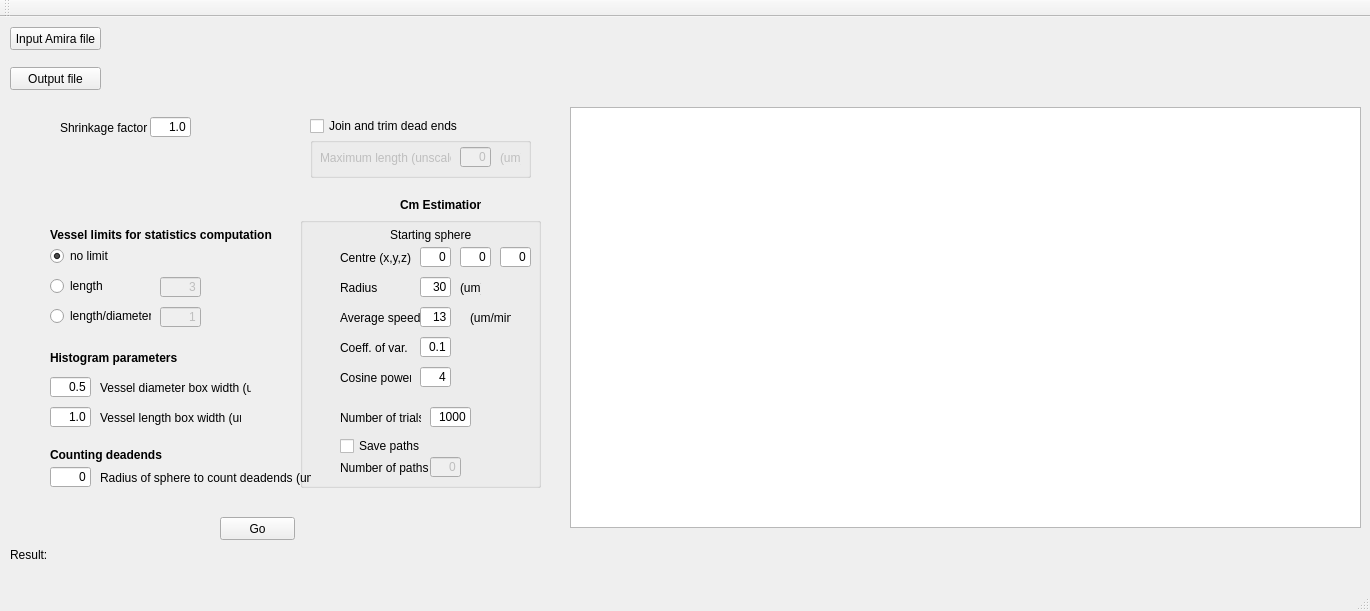
gibbogle/vessel-tools, file Qt/Conduit_analyser/mainwindow.ui: the form before one commit.
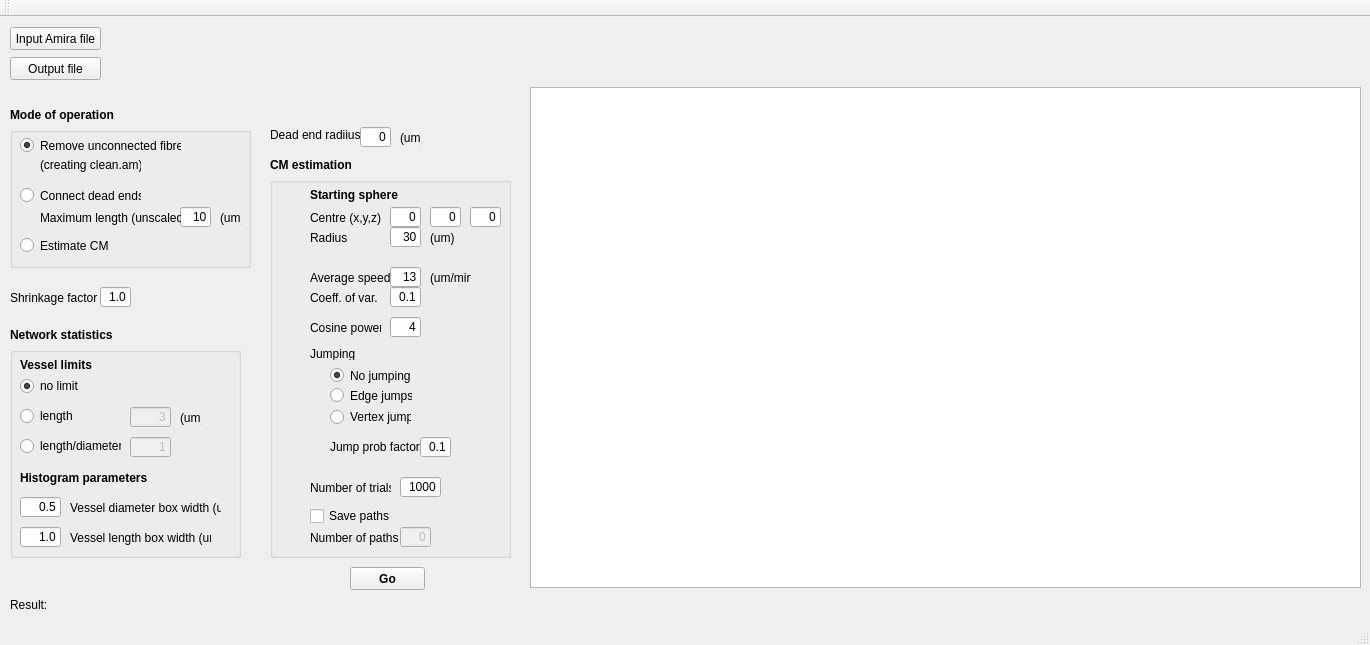
The form after the commit.

Diff of the .ui file:
```diff
--- a/Qt/Conduit_analyser/mainwindow.ui
+++ b/Qt/Conduit_analyser/mainwindow.ui
@@ -10,7 +10,7 @@
     <x>0</x>
     <y>0</y>
     <width>1370</width>
-    <height>611</height>
+    <height>645</height>
    </rect>
   </property>
   <property name="windowTitle">
@@ -46,12 +46,18 @@
    <widget class="QPushButton" name="pushButtonAnalyse">
     <property name="geometry">
      <rect>
-      <x>220</x>
-      <y>500</y>
+      <x>350</x>
+      <y>550</y>
       <width>75</width>
       <height>23</height>
      </rect>
     </property>
+    <property name="font">
+     <font>
+      <weight>75</weight>
+      <bold>true</bold>
+     </font>
+    </property>
     <property name="text">
      <string>Go</string>
     </property>
@@ -60,7 +66,7 @@
     <property name="geometry">
      <rect>
       <x>10</x>
-      <y>530</y>
+      <y>580</y>
       <width>41</width>
       <height>16</height>
      </rect>
@@ -73,7 +79,7 @@
     <property name="geometry">
      <rect>
       <x>50</x>
-      <y>530</y>
+      <y>580</y>
       <width>1311</width>
       <height>16</height>
      </rect>
@@ -85,10 +91,10 @@
    <widget class="QTextEdit" name="textEdit">
     <property name="geometry">
      <rect>
-      <x>570</x>
-      <y>90</y>
-      <width>791</width>
-      <height>421</height>
+      <x>530</x>
+      <y>70</y>
+      <width>831</width>
+      <height>501</height>
      </rect>
     </property>
    </widget>
@@ -96,7 +102,7 @@
     <property name="geometry">
      <rect>
       <x>10</x>
-      <y>50</y>
+      <y>40</y>
       <width>91</width>
       <height>23</height>
      </rect>
@@ -109,7 +115,7 @@
     <property name="geometry">
      <rect>
       <x>110</x>
-      <y>50</y>
+      <y>40</y>
       <width>1251</width>
       <height>21</height>
      </rect>
@@ -121,9 +127,9 @@
    <widget class="QLineEdit" name="lineEdit_sfactor">
     <property name="geometry">
      <rect>
-      <x>150</x>
-      <y>100</y>
-      <width>41</width>
+      <x>100</x>
+      <y>270</y>
+      <width>31</width>
       <height>20</height>
      </rect>
     </property>
@@ -137,8 +143,8 @@
    <widget class="QLabel" name="label_sfactor">
     <property name="geometry">
      <rect>
-      <x>60</x>
-      <y>100</y>
+      <x>10</x>
+      <y>270</y>
       <width>91</width>
       <height>21</height>
      </rect>
@@ -147,87 +153,13 @@
      <string>Shrinkage factor</string>
     </property>
    </widget>
-   <widget class="QCheckBox" name="checkBox_join">
-    <property name="enabled">
-     <bool>true</bool>
-    </property>
-    <property name="geometry">
-     <rect>
-      <x>310</x>
-      <y>100</y>
-      <width>161</width>
-      <height>18</height>
-     </rect>
-    </property>
-    <property name="text">
-     <string>Join and trim dead ends</string>
-    </property>
-   </widget>
-   <widget class="QGroupBox" name="groupBox_join">
-    <property name="enabled">
-     <bool>false</bool>
-    </property>
-    <property name="geometry">
-     <rect>
-      <x>310</x>
-      <y>120</y>
-      <width>221</width>
-      <height>41</height>
-     </rect>
-    </property>
-    <property name="title">
-     <string/>
-    </property>
-    <widget class="QLineEdit" name="lineEdit_maxlen">
-     <property name="geometry">
-      <rect>
-       <x>150</x>
-       <y>10</y>
-       <width>31</width>
-       <height>20</height>
-      </rect>
-     </property>
-     <property name="text">
-      <string>0</string>
-     </property>
-     <property name="alignment">
-      <set>Qt::AlignRight|Qt::AlignTrailing|Qt::AlignVCenter</set>
-     </property>
-    </widget>
-    <widget class="QLabel" name="label_um1">
-     <property name="geometry">
-      <rect>
-       <x>190</x>
-       <y>10</y>
-       <width>21</width>
-       <height>21</height>
-      </rect>
-     </property>
-     <property name="text">
-      <string>(um)</string>
-     </property>
-    </widget>
-    <widget class="QLabel" name="label_maxlen">
-     <property name="geometry">
-      <rect>
-       <x>10</x>
-       <y>10</y>
-       <width>131</width>
-       <height>21</height>
-      </rect>
-     </property>
-     <property name="text">
-      <string>Maximum length (unscaled)</string>
-     </property>
-    </widget>
-   </widget>
    <widget class="QGroupBox" name="groupBox_traverse">
     <property name="geometry">
      <rect>
-      <x>300</x>
-      <y>200</y>
+      <x>270</x>
+      <y>160</y>
       <width>241</width>
-      <height>271</height>
+      <height>381</height>
      </rect>
     </property>
     <property name="title">
@@ -236,12 +168,18 @@
     <widget class="QLabel" name="label_sphere">
      <property name="geometry">
       <rect>
-       <x>90</x>
+       <x>40</x>
        <y>10</y>
-       <width>81</width>
+       <width>101</width>
        <height>16</height>
       </rect>
      </property>
+     <property name="font">
+      <font>
+       <weight>75</weight>
+       <bold>true</bold>
+      </font>
+     </property>
      <property name="text">
       <string>Starting sphere</string>
      </property>
@@ -295,7 +233,7 @@
      <property name="geometry">
       <rect>
        <x>40</x>
-       <y>60</y>
+       <y>50</y>
        <width>41</width>
        <height>21</height>
       </rect>
@@ -308,7 +246,7 @@
      <property name="geometry">
       <rect>
        <x>120</x>
-       <y>60</y>
+       <y>50</y>
        <width>31</width>
        <height>20</height>
       </rect>
@@ -324,8 +262,8 @@
      <property name="geometry">
       <rect>
        <x>160</x>
-       <y>60</y>
-       <width>21</width>
+       <y>50</y>
+       <width>31</width>
        <height>21</height>
       </rect>
      </property>
@@ -352,7 +290,7 @@
     <widget class="QLabel" name="label_um3">
      <property name="geometry">
       <rect>
-       <x>170</x>
+       <x>160</x>
        <y>90</y>
        <width>41</width>
        <height>21</height>
@@ -379,7 +317,7 @@
      <property name="geometry">
       <rect>
        <x>40</x>
-       <y>150</y>
+       <y>140</y>
        <width>71</width>
        <height>21</height>
       </rect>
@@ -392,7 +330,7 @@
      <property name="geometry">
       <rect>
        <x>120</x>
-       <y>150</y>
+       <y>140</y>
        <width>31</width>
        <height>20</height>
       </rect>
@@ -408,7 +346,7 @@
      <property name="geometry">
       <rect>
        <x>130</x>
-       <y>190</y>
+       <y>300</y>
        <width>41</width>
        <height>20</height>
       </rect>
@@ -424,7 +362,7 @@
      <property name="geometry">
       <rect>
        <x>40</x>
-       <y>190</y>
+       <y>300</y>
        <width>81</width>
        <height>21</height>
       </rect>
@@ -437,7 +375,7 @@
      <property name="geometry">
       <rect>
        <x>40</x>
-       <y>220</y>
+       <y>330</y>
        <width>81</width>
        <height>18</height>
       </rect>
@@ -450,7 +388,7 @@
      <property name="geometry">
       <rect>
        <x>40</x>
-       <y>240</y>
+       <y>350</y>
        <width>91</width>
        <height>21</height>
       </rect>
@@ -466,7 +404,7 @@
      <property name="geometry">
       <rect>
        <x>130</x>
-       <y>240</y>
+       <y>350</y>
        <width>31</width>
        <height>20</height>
       </rect>
@@ -498,7 +436,7 @@
      <property name="geometry">
       <rect>
        <x>40</x>
-       <y>120</y>
+       <y>110</y>
        <width>81</width>
        <height>21</height>
       </rect>
@@ -511,7 +449,100 @@
      <property name="geometry">
       <rect>
        <x>120</x>
-       <y>120</y>
+       <y>110</y>
+       <width>31</width>
+       <height>20</height>
+      </rect>
+     </property>
+     <property name="text">
+      <string>0.1</string>
+     </property>
+     <property name="alignment">
+      <set>Qt::AlignRight|Qt::AlignTrailing|Qt::AlignVCenter</set>
+     </property>
+    </widget>
+    <widget class="QLabel" name="label_jump">
+     <property name="geometry">
+      <rect>
+       <x>40</x>
+       <y>170</y>
+       <width>46</width>
+       <height>13</height>
+      </rect>
+     </property>
+     <property name="text">
+      <string>Jumping</string>
+     </property>
+    </widget>
+    <widget class="QRadioButton" name="radioButton_nojump">
+     <property name="geometry">
+      <rect>
+       <x>60</x>
+       <y>190</y>
+       <width>82</width>
+       <height>17</height>
+      </rect>
+     </property>
+     <property name="text">
+      <string>No jumping</string>
+     </property>
+     <property name="checked">
+      <bool>true</bool>
+     </property>
+     <attribute name="buttonGroup">
+      <string>buttonGroup_jump</string>
+     </attribute>
+    </widget>
+    <widget class="QRadioButton" name="radioButton_ejump">
+     <property name="geometry">
+      <rect>
+       <x>60</x>
+       <y>210</y>
+       <width>82</width>
+       <height>17</height>
+      </rect>
+     </property>
+     <property name="text">
+      <string>Edge jumps</string>
+     </property>
+     <attribute name="buttonGroup">
+      <string>buttonGroup_jump</string>
+     </attribute>
+    </widget>
+    <widget class="QRadioButton" name="radioButton_vjump">
+     <property name="geometry">
+      <rect>
+       <x>60</x>
+       <y>230</y>
+       <width>81</width>
+       <height>20</height>
+      </rect>
+     </property>
+     <property name="text">
+      <string>Vertex jumps</string>
+     </property>
+     <attribute name="buttonGroup">
+      <string>buttonGroup_jump</string>
+     </attribute>
+    </widget>
+    <widget class="QLabel" name="label_jumpprob">
+     <property name="geometry">
+      <rect>
+       <x>60</x>
+       <y>260</y>
+       <width>91</width>
+       <height>20</height>
+      </rect>
+     </property>
+     <property name="text">
+      <string>Jump prob factor</string>
+     </property>
+    </widget>
+    <widget class="QLineEdit" name="lineEdit_jumpprob">
+     <property name="geometry">
+      <rect>
+       <x>150</x>
+       <y>260</y>
        <width>31</width>
        <height>20</height>
       </rect>
@@ -527,8 +558,8 @@
    <widget class="QLabel" name="label_Cm">
     <property name="geometry">
      <rect>
-      <x>400</x>
-      <y>180</y>
+      <x>270</x>
+      <y>140</y>
       <width>81</width>
       <height>16</height>
      </rect>
@@ -540,200 +571,367 @@
      </font>
     </property>
     <property name="text">
-     <string>Cm Estimation</string>
+     <string>CM estimation</string>
     </property>
    </widget>
-   <widget class="QRadioButton" name="radioButton_len_limit">
+   <widget class="QGroupBox" name="groupBox_statistics">
     <property name="geometry">
      <rect>
-      <x>50</x>
-      <y>260</y>
-      <width>61</width>
-      <height>18</height>
-     </rect>
-    </property>
-    <property name="text">
-     <string>length</string>
-    </property>
-    <attribute name="buttonGroup">
-     <string>buttonGroup_limits</string>
-    </attribute>
-   </widget>
-   <widget class="QLineEdit" name="lineEdit_len_limit">
-    <property name="enabled">
-     <bool>false</bool>
-    </property>
-    <property name="geometry">
-     <rect>
-      <x>160</x>
-      <y>260</y>
-      <width>41</width>
-      <height>20</height>
-     </rect>
-    </property>
-    <property name="text">
-     <string>3</string>
-    </property>
-    <property name="alignment">
-     <set>Qt::AlignRight|Qt::AlignTrailing|Qt::AlignVCenter</set>
-    </property>
-   </widget>
-   <widget class="QRadioButton" name="radioButton_len_diam_limit">
-    <property name="geometry">
-     <rect>
-      <x>50</x>
-      <y>290</y>
-      <width>101</width>
-      <height>18</height>
-     </rect>
-    </property>
-    <property name="text">
-     <string>length/diameter</string>
-    </property>
-    <attribute name="buttonGroup">
-     <string>buttonGroup_limits</string>
-    </attribute>
-   </widget>
-   <widget class="QRadioButton" name="radioButton_no_limit">
-    <property name="geometry">
-     <rect>
-      <x>50</x>
-      <y>230</y>
-      <width>61</width>
-      <height>18</height>
-     </rect>
-    </property>
-    <property name="text">
-     <string>no limit</string>
-    </property>
-    <property name="checked">
-     <bool>true</bool>
-    </property>
-    <attribute name="buttonGroup">
-     <string>buttonGroup_limits</string>
-    </attribute>
-   </widget>
-   <widget class="QLabel" name="label_limits">
-    <property name="geometry">
-     <rect>
-      <x>50</x>
-      <y>210</y>
-      <width>231</width>
-      <height>16</height>
-     </rect>
-    </property>
-    <property name="font">
-     <font>
-      <weight>75</weight>
-      <bold>true</bold>
-     </font>
-    </property>
-    <property name="text">
-     <string>Vessel limits for statistics computation</string>
-    </property>
-   </widget>
-   <widget class="QLineEdit" name="lineEdit_len_diam_limit">
-    <property name="enabled">
-     <bool>false</bool>
-    </property>
-    <property name="geometry">
-     <rect>
-      <x>160</x>
-      <y>290</y>
-      <width>41</width>
-      <height>20</height>
-     </rect>
-    </property>
-    <property name="text">
-     <string>1</string>
-    </property>
-    <property name="alignment">
-     <set>Qt::AlignRight|Qt::AlignTrailing|Qt::AlignVCenter</set>
-    </property>
-   </widget>
-   <widget class="QLabel" name="label_ddiam">
-    <property name="geometry">
-     <rect>
-      <x>100</x>
-      <y>360</y>
-      <width>151</width>
-      <height>21</height>
-     </rect>
-    </property>
-    <property name="text">
-     <string>Vessel diameter box width (um)</string>
-    </property>
-   </widget>
-   <widget class="QLineEdit" name="lineEdit_ddiam">
-    <property name="geometry">
-     <rect>
-      <x>50</x>
-      <y>360</y>
-      <width>41</width>
-      <height>20</height>
-     </rect>
-    </property>
-    <property name="text">
-     <string>0.5</string>
-    </property>
-    <property name="alignment">
-     <set>Qt::AlignRight|Qt::AlignTrailing|Qt::AlignVCenter</set>
-    </property>
-   </widget>
-   <widget class="QLabel" name="label_histogram">
-    <property name="geometry">
-     <rect>
-      <x>50</x>
+      <x>10</x>
       <y>330</y>
-      <width>141</width>
-      <height>21</height>
+      <width>231</width>
+      <height>211</height>
      </rect>
     </property>
-    <property name="font">
-     <font>
-      <weight>75</weight>
-      <bold>true</bold>
-     </font>
+    <property name="title">
+     <string/>
     </property>
-    <property name="text">
-     <string>Histogram parameters</string>
-    </property>
+    <widget class="QLineEdit" name="lineEdit_len_limit">
+     <property name="enabled">
+      <bool>false</bool>
+     </property>
+     <property name="geometry">
+      <rect>
+       <x>120</x>
+       <y>60</y>
+       <width>41</width>
+       <height>20</height>
+      </rect>
+     </property>
+     <property name="text">
+      <string>3</string>
+     </property>
+     <property name="alignment">
+      <set>Qt::AlignRight|Qt::AlignTrailing|Qt::AlignVCenter</set>
+     </property>
+    </widget>
+    <widget class="QRadioButton" name="radioButton_len_diam_limit">
+     <property name="geometry">
+      <rect>
+       <x>10</x>
+       <y>90</y>
+       <width>101</width>
+       <height>18</height>
+      </rect>
+     </property>
+     <property name="text">
+      <string>length/diameter</string>
+     </property>
+     <attribute name="buttonGroup">
+      <string>buttonGroup_limits</string>
+     </attribute>
+    </widget>
+    <widget class="QLineEdit" name="lineEdit_len_diam_limit">
+     <property name="enabled">
+      <bool>false</bool>
+     </property>
+     <property name="geometry">
+      <rect>
+       <x>120</x>
+       <y>90</y>
+       <width>41</width>
+       <height>20</height>
+      </rect>
+     </property>
+     <property name="text">
+      <string>1</string>
+     </property>
+     <property name="alignment">
+      <set>Qt::AlignRight|Qt::AlignTrailing|Qt::AlignVCenter</set>
+     </property>
+    </widget>
+    <widget class="QRadioButton" name="radioButton_len_limit">
+     <property name="geometry">
+      <rect>
+       <x>10</x>
+       <y>60</y>
+       <width>61</width>
+       <height>18</height>
+      </rect>
+     </property>
+     <property name="text">
+      <string>length</string>
+     </property>
+     <attribute name="buttonGroup">
+      <string>buttonGroup_limits</string>
+     </attribute>
+    </widget>
+    <widget class="QLabel" name="label_limits">
+     <property name="geometry">
+      <rect>
+       <x>10</x>
+       <y>10</y>
+       <width>231</width>
+       <height>16</height>
+      </rect>
+     </property>
+     <property name="font">
+      <font>
+       <weight>75</weight>
+       <bold>true</bold>
+      </font>
+     </property>
+     <property name="text">
+      <string>Vessel limits</string>
+     </property>
+    </widget>
+    <widget class="QRadioButton" name="radioButton_no_limit">
+     <property name="geometry">
+      <rect>
+       <x>10</x>
+       <y>30</y>
+       <width>61</width>
+       <height>18</height>
+      </rect>
+     </property>
+     <property name="text">
+      <string>no limit</string>
+     </property>
+     <property name="checked">
+      <bool>true</bool>
+     </property>
+     <attribute name="buttonGroup">
+      <string>buttonGroup_limits</string>
+     </attribute>
+    </widget>
+    <widget class="QLabel" name="label_dlen">
+     <property name="geometry">
+      <rect>
+       <x>60</x>
+       <y>180</y>
+       <width>141</width>
+       <height>21</height>
+      </rect>
+     </property>
+     <property name="text">
+      <string>Vessel length box width (um)</string>
+     </property>
+    </widget>
+    <widget class="QLineEdit" name="lineEdit_dlen">
+     <property name="geometry">
+      <rect>
+       <x>10</x>
+       <y>180</y>
+       <width>41</width>
+       <height>20</height>
+      </rect>
+     </property>
+     <property name="text">
+      <string>1.0</string>
+     </property>
+     <property name="alignment">
+      <set>Qt::AlignRight|Qt::AlignTrailing|Qt::AlignVCenter</set>
+     </property>
+    </widget>
+    <widget class="QLabel" name="label_ddiam">
+     <property name="geometry">
+      <rect>
+       <x>60</x>
+       <y>150</y>
+       <width>151</width>
+       <height>21</height>
+      </rect>
+     </property>
+     <property name="text">
+      <string>Vessel diameter box width (um)</string>
+     </property>
+    </widget>
+    <widget class="QLabel" name="label_histogram">
+     <property name="geometry">
+      <rect>
+       <x>10</x>
+       <y>120</y>
+       <width>141</width>
+       <height>21</height>
+      </rect>
+     </property>
+     <property name="font">
+      <font>
+       <weight>75</weight>
+       <bold>true</bold>
+      </font>
+     </property>
+     <property name="text">
+      <string>Histogram parameters</string>
+     </property>
+    </widget>
+    <widget class="QLineEdit" name="lineEdit_ddiam">
+     <property name="geometry">
+      <rect>
+       <x>10</x>
+       <y>150</y>
+       <width>41</width>
+       <height>20</height>
+      </rect>
+     </property>
+     <property name="text">
+      <string>0.5</string>
+     </property>
+     <property name="alignment">
+      <set>Qt::AlignRight|Qt::AlignTrailing|Qt::AlignVCenter</set>
+     </property>
+    </widget>
+    <widget class="QLabel" name="label_um1_3">
+     <property name="geometry">
+      <rect>
+       <x>170</x>
+       <y>60</y>
+       <width>21</width>
+       <height>21</height>
+      </rect>
+     </property>
+     <property name="text">
+      <string>(um)</string>
+     </property>
+    </widget>
    </widget>
-   <widget class="QLabel" name="label_dlen">
+   <widget class="QGroupBox" name="groupBox_modes">
     <property name="geometry">
      <rect>
-      <x>100</x>
-      <y>390</y>
-      <width>141</width>
-      <height>21</height>
+      <x>10</x>
+      <y>110</y>
+      <width>241</width>
+      <height>141</height>
      </rect>
     </property>
-    <property name="text">
-     <string>Vessel length box width (um)</string>
+    <property name="title">
+     <string/>
     </property>
+    <widget class="QRadioButton" name="radioButton_clean">
+     <property name="geometry">
+      <rect>
+       <x>10</x>
+       <y>10</y>
+       <width>161</width>
+       <height>17</height>
+      </rect>
+     </property>
+     <property name="text">
+      <string>Remove unconnected fibres</string>
+     </property>
+     <property name="checked">
+      <bool>true</bool>
+     </property>
+     <attribute name="buttonGroup">
+      <string>buttonGroup_mode</string>
+     </attribute>
+    </widget>
+    <widget class="QRadioButton" name="radioButton_connect">
+     <property name="geometry">
+      <rect>
+       <x>10</x>
+       <y>60</y>
+       <width>121</width>
+       <height>17</height>
+      </rect>
+     </property>
+     <property name="text">
+      <string>Connect dead ends</string>
+     </property>
+     <attribute name="buttonGroup">
+      <string>buttonGroup_mode</string>
+     </attribute>
+    </widget>
+    <widget class="QRadioButton" name="radioButton_cm">
+     <property name="geometry">
+      <rect>
+       <x>10</x>
+       <y>110</y>
+       <width>91</width>
+       <height>17</height>
+      </rect>
+     </property>
+     <property name="text">
+      <string>Estimate CM</string>
+     </property>
+     <property name="checked">
+      <bool>false</bool>
+     </property>
+     <attribute name="buttonGroup">
+      <string>buttonGroup_mode</string>
+     </attribute>
+    </widget>
+    <widget class="QLabel" name="label_um1">
+     <property name="geometry">
+      <rect>
+       <x>210</x>
+       <y>80</y>
+       <width>21</width>
+       <height>21</height>
+      </rect>
+     </property>
+     <property name="text">
+      <string>(um)</string>
+     </property>
+    </widget>
+    <widget class="QLineEdit" name="lineEdit_maxlen">
+     <property name="geometry">
+      <rect>
+       <x>170</x>
+       <y>80</y>
+       <width>31</width>
+       <height>20</height>
+      </rect>
+     </property>
+     <property name="text">
+      <string>10</string>
+     </property>
+     <property name="alignment">
+      <set>Qt::AlignRight|Qt::AlignTrailing|Qt::AlignVCenter</set>
+     </property>
+    </widget>
+    <widget class="QLabel" name="label_maxlen">
+     <property name="geometry">
+      <rect>
+       <x>30</x>
+       <y>80</y>
+       <width>141</width>
+       <height>21</height>
+      </rect>
+     </property>
+     <property name="text">
+      <string>Maximum length (unscaled)</string>
+     </property>
+    </widget>
+    <widget class="QLabel" name="label_clean">
+     <property name="geometry">
+      <rect>
+       <x>30</x>
+       <y>30</y>
+       <width>101</width>
+       <height>16</height>
+      </rect>
+     </property>
+     <property name="text">
+      <string>(creating clean.am)</string>
+     </property>
+    </widget>
    </widget>
-   <widget class="QLineEdit" name="lineEdit_dlen">
+   <widget class="QLabel" name="label_mode">
     <property name="geometry">
      <rect>
-      <x>50</x>
-      <y>390</y>
-      <width>41</width>
-      <height>20</height>
+      <x>10</x>
+      <y>90</y>
+      <width>111</width>
+      <height>16</height>
      </rect>
     </property>
+    <property name="font">
+     <font>
+      <weight>75</weight>
+      <bold>true</bold>
+     </font>
+    </property>
     <property name="text">
-     <string>1.0</string>
+     <string>Mode of operation</string>
     </property>
-    <property name="alignment">
-     <set>Qt::AlignRight|Qt::AlignTrailing|Qt::AlignVCenter</set>
-    </property>
    </widget>
    <widget class="QLabel" name="label_count">
     <property name="geometry">
      <rect>
-      <x>50</x>
-      <y>430</y>
-      <width>121</width>
+      <x>10</x>
+      <y>310</y>
+      <width>111</width>
       <height>16</height>
      </rect>
     </property>
@@ -744,15 +942,28 @@
      </font>
     </property>
     <property name="text">
-     <string>Counting deadends</string>
+     <string>Network statistics</string>
+    </property>
+   </widget>
+   <widget class="QLabel" name="label_deadend_radius">
+    <property name="geometry">
+     <rect>
+      <x>270</x>
+      <y>110</y>
+      <width>91</width>
+      <height>16</height>
+     </rect>
+    </property>
+    <property name="text">
+     <string>Dead end radiius</string>
     </property>
    </widget>
    <widget class="QLineEdit" name="lineEdit_deadend_radius">
     <property name="geometry">
      <rect>
-      <x>50</x>
-      <y>450</y>
-      <width>41</width>
+      <x>360</x>
+      <y>110</y>
+      <width>31</width>
       <height>20</height>
      </rect>
     </property>
@@ -763,17 +974,17 @@
      <set>Qt::AlignRight|Qt::AlignTrailing|Qt::AlignVCenter</set>
     </property>
    </widget>
-   <widget class="QLabel" name="label_deadend_radius">
+   <widget class="QLabel" name="label_um1_2">
     <property name="geometry">
      <rect>
-      <x>100</x>
-      <y>450</y>
-      <width>211</width>
+      <x>400</x>
+      <y>110</y>
+      <width>21</width>
       <height>21</height>
      </rect>
     </property>
     <property name="text">
-     <string>Radius of sphere to count deadends (um)</string>
+     <string>(um)</string>
     </property>
    </widget>
   </widget>
```
Left out of the diff: 30 changed lines with no effect on the pictures.
